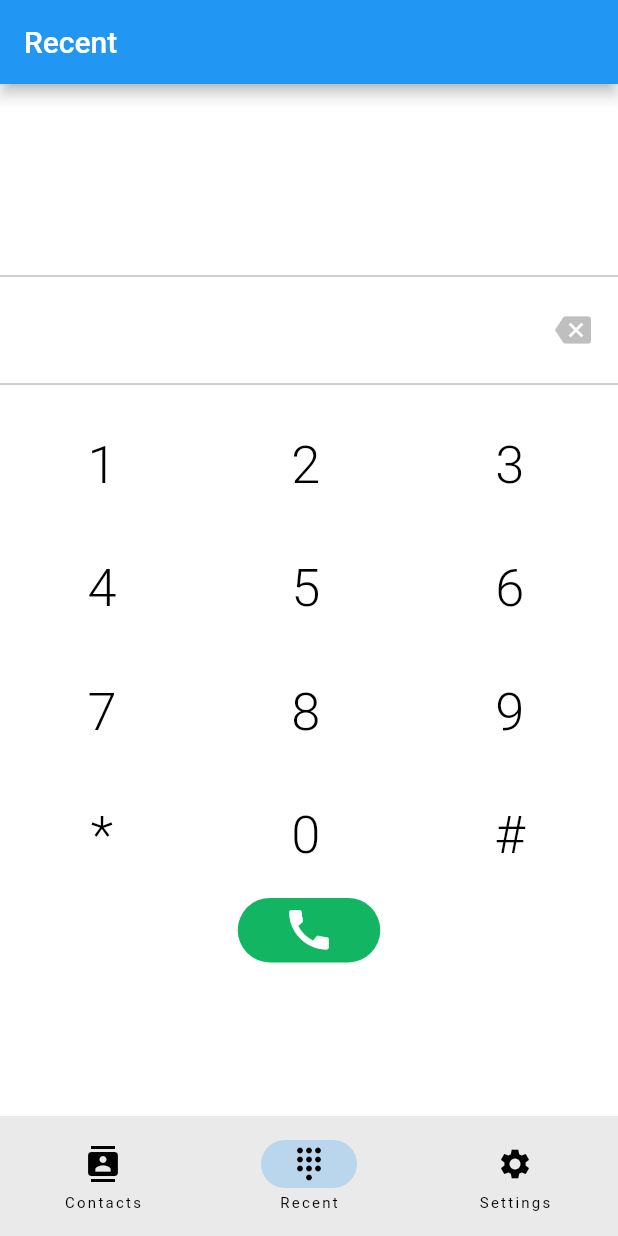
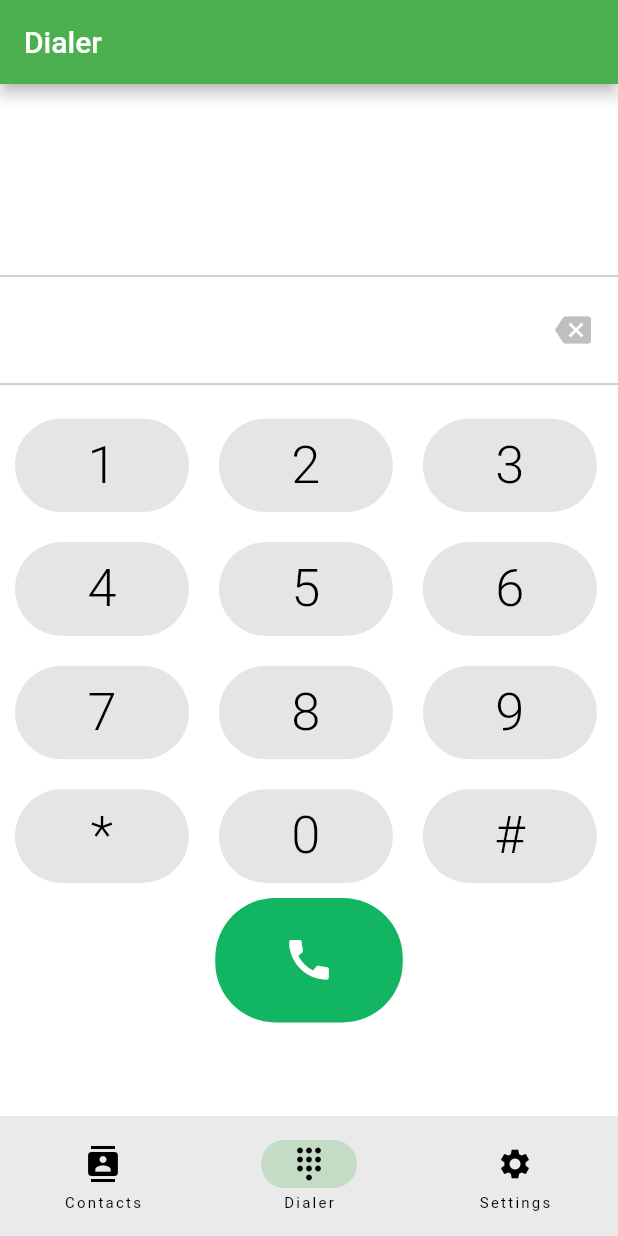
Before and after one commit to MarkisDev/its_urgent, a Flutter app: the screen it shows after launch, on a phone screen of 412 x 824 dp. Run offline on Flutter 3.47's test engine with Material 2 defaults, Android fonts, the phone set to English and light mode, and no system bars; our stand-ins replace flutter_contacts, flutter_svg, hexcolor.

Commit message:
fix: theme of app

```diff
--- a/lib/main.dart
+++ b/lib/main.dart
@@ -2,6 +2,7 @@ import 'package:flutter/material.dart';
 import 'screens/contacts.dart';
 import 'screens/dialer.dart';
 import 'screens/settings/settings.dart';
+import 'constants.dart';
 
 void main() {
   runApp(const MyApp());
@@ -12,7 +13,12 @@ class MyApp extends StatelessWidget {
 
   @override
   Widget build(BuildContext context) {
-    return const MaterialApp(home: NavigationExample());
+    return MaterialApp(
+        theme: ThemeData(
+          brightness: Brightness.light,
+          primarySwatch: Colors.green,
+        ),
+        home: const NavigationExample());
   }
 }
 
@@ -43,7 +49,7 @@ class _NavigationExampleState extends State<NavigationExample> {
           ),
           NavigationDestination(
             icon: Icon(Icons.dialpad),
-            label: 'Recent',
+            label: 'Dialer',
           ),
           NavigationDestination(
             icon: Icon(Icons.settings),
--- a/lib/screens/dialer.dart
+++ b/lib/screens/dialer.dart
@@ -15,7 +15,7 @@ class DialerPageState extends State<DialerPage> {
     var size = MediaQuery.of(context).size;
     return Scaffold(
       appBar: AppBar(
-        title: const Text("Recent"),
+        title: const Text("Dialer"),
       ),
       backgroundColor: Colors.white,
       body: SafeArea(
@@ -101,8 +101,8 @@ class DialerPageState extends State<DialerPage> {
             ),
             InkWell(
               child: Container(
-                height: 43,
-                width: 95,
+                height: 83,
+                width: 125,
                 decoration: BoxDecoration(
                   color: HexColor('#12b562'),
                   borderRadius: BorderRadius.circular(40),
@@ -140,7 +140,7 @@ class DialerPageState extends State<DialerPage> {
           borderRadius: BorderRadius.circular(50),
           boxShadow: [
             BoxShadow(
-              color: HexColor('#ffffff'),
+              color: HexColor('#000000').withOpacity(0.1),
               spreadRadius: -10,
             ),
           ],
```
Also changed, not shown: lib/constants.dart (+6 -4 lines), lib/screens/settings/components/setting_menu.dart (+6 -3 lines), pubspec.yaml (+0 -12 lines).
